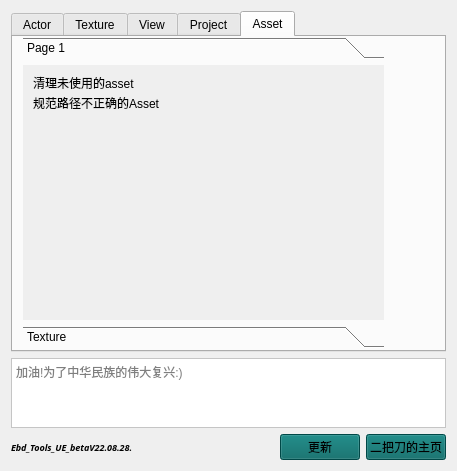
This is ui/Ebd_Tools_UE5.ui in dongpingyao/ErBaDao_Tool_UE5 as Qt 5 draws it before an edit. The edited form follows.
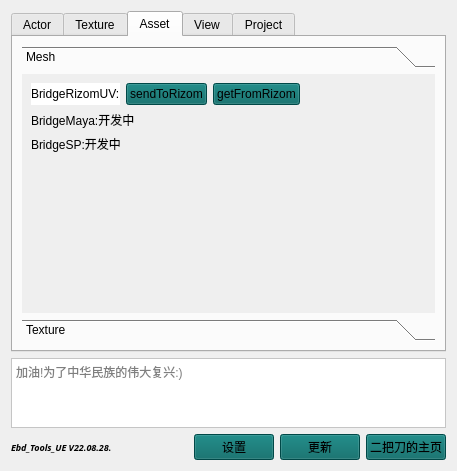
This is the edited form. The open tabs and pages were chosen to show the change.

Commit message: 添加 ue5桥接rizomUV 功能

The edit to the form file:
```diff
--- a/ui/Ebd_Tools_UE5.ui
+++ b/ui/Ebd_Tools_UE5.ui
@@ -53,11 +53,11 @@
   <property name="styleSheet">
    <string notr="true"/>
   </property>
-  <layout class="QVBoxLayout" name="verticalLayout_17" stretch="9,1">
+  <layout class="QVBoxLayout" name="verticalLayout_17" stretch="0,1">
    <item>
     <widget class="QTabWidget" name="tabWidget">
      <property name="currentIndex">
-      <number>2</number>
+      <number>0</number>
      </property>
      <widget class="QWidget" name="tab">
       <attribute name="title">
@@ -67,13 +67,13 @@
        <item>
         <widget class="QToolBox" name="toolBox">
          <property name="currentIndex">
-          <number>1</number>
+          <number>0</number>
          </property>
          <widget class="QWidget" name="page">
           <property name="geometry">
            <rect>
             <x>0</x>
-            <y>-32</y>
+            <y>0</y>
             <width>398</width>
             <height>409</height>
            </rect>
@@ -1680,15 +1680,9 @@
       <attribute name="title">
        <string>Texture</string>
       </attribute>
+      <layout class="QVBoxLayout" name="verticalLayout_24">
+       <item>
       <widget class="QToolBox" name="toolBox_2">
-       <property name="geometry">
-        <rect>
-         <x>8</x>
-         <y>10</y>
-         <width>351</width>
-         <height>311</height>
-        </rect>
-       </property>
        <property name="frameShape">
         <enum>QFrame::NoFrame</enum>
        </property>
@@ -1700,8 +1694,8 @@
          <rect>
           <x>0</x>
           <y>0</y>
-          <width>351</width>
-          <height>233</height>
+            <width>415</width>
+            <height>249</height>
          </rect>
         </property>
         <attribute name="label">
@@ -1712,12 +1706,12 @@
           <rect>
            <x>0</x>
            <y>0</y>
-           <width>111</width>
+             <width>171</width>
            <height>23</height>
           </rect>
          </property>
          <property name="text">
-          <string>先择非2次幂贴图</string>
+            <string>选择非2次幂贴图开发中</string>
          </property>
         </widget>
        </widget>
@@ -1726,42 +1720,149 @@
          <rect>
           <x>0</x>
           <y>0</y>
-          <width>351</width>
-          <height>233</height>
+            <width>415</width>
+            <height>223</height>
          </rect>
         </property>
         <attribute name="label">
          <string>通道拆合</string>
         </attribute>
        </widget>
-       <widget class="QWidget" name="page_4">
+        </widget>
+       </item>
+      </layout>
+     </widget>
+     <widget class="QWidget" name="tab_5">
+      <attribute name="title">
+       <string>Asset</string>
+      </attribute>
+      <layout class="QVBoxLayout" name="verticalLayout_25">
+       <item>
+        <widget class="QToolBox" name="toolBox_5">
+         <property name="currentIndex">
+          <number>0</number>
+         </property>
+         <widget class="QWidget" name="page_11">
         <property name="geometry">
          <rect>
           <x>0</x>
           <y>0</y>
-          <width>351</width>
-          <height>233</height>
+            <width>415</width>
+            <height>249</height>
          </rect>
         </property>
         <attribute name="label">
-         <string>Page 2</string>
-        </attribute>
-       </widget>
-      </widget>
+           <string>Mesh</string>
+          </attribute>
+          <layout class="QVBoxLayout" name="verticalLayout_23">
+           <item>
+            <layout class="QVBoxLayout" name="verticalLayout_22">
+             <item>
+              <layout class="QHBoxLayout" name="horizontalLayout_20">
+               <item>
+                <widget class="QLabel" name="label">
+                 <property name="styleSheet">
+                  <string notr="true">background-color: rgb(255, 255, 255);</string>
+                 </property>
+                 <property name="text">
+                  <string>BridgeRizomUV:</string>
+                 </property>
+                </widget>
+               </item>
+               <item>
+                <layout class="QHBoxLayout" name="horizontalLayout_19">
+                 <item>
+                  <widget class="QPushButton" name="sendToRizom_Button">
+                   <property name="styleSheet">
+                    <string notr="true">background-color: rgb(0, 101, 99);</string>
+                   </property>
+                   <property name="text">
+                    <string>sendToRizom</string>
+                   </property>
+                  </widget>
+                 </item>
+                 <item>
+                  <widget class="QPushButton" name="getFromRizom_Button">
+                   <property name="styleSheet">
+                    <string notr="true">background-color: rgb(0, 101, 99);</string>
+                   </property>
+                   <property name="text">
+                    <string>getFromRizom</string>
+                   </property>
+                  </widget>
+                 </item>
+                </layout>
+               </item>
+               <item>
+                <spacer name="horizontalSpacer_9">
+                 <property name="orientation">
+                  <enum>Qt::Horizontal</enum>
+                 </property>
+                 <property name="sizeHint" stdset="0">
+                  <size>
+                   <width>40</width>
+                   <height>20</height>
+                  </size>
+                 </property>
+                </spacer>
+               </item>
+              </layout>
+             </item>
+             <item>
+              <widget class="QLabel" name="label_2">
+               <property name="text">
+                <string>BridgeMaya:开发中</string>
+               </property>
+              </widget>
+             </item>
+             <item>
+              <widget class="QLabel" name="label_5">
+               <property name="text">
+                <string>BridgeSP:开发中</string>
+               </property>
+              </widget>
+             </item>
+             <item>
+              <spacer name="verticalSpacer_3">
+               <property name="orientation">
+                <enum>Qt::Vertical</enum>
+               </property>
+               <property name="sizeHint" stdset="0">
+                <size>
+                 <width>20</width>
+                 <height>40</height>
+                </size>
+               </property>
+              </spacer>
+             </item>
+            </layout>
+           </item>
+          </layout>
+         </widget>
+         <widget class="QWidget" name="page_12">
+          <property name="geometry">
+           <rect>
+            <x>0</x>
+            <y>0</y>
+            <width>415</width>
+            <height>249</height>
+           </rect>
+          </property>
+          <attribute name="label">
+           <string>Texture</string>
+          </attribute>
+         </widget>
+        </widget>
+       </item>
+      </layout>
      </widget>
      <widget class="QWidget" name="tab_3">
       <attribute name="title">
        <string>View</string>
       </attribute>
+      <layout class="QVBoxLayout" name="verticalLayout_26">
+       <item>
       <widget class="QToolBox" name="toolBox_3">
-       <property name="geometry">
-        <rect>
-         <x>20</x>
-         <y>10</y>
-         <width>351</width>
-         <height>311</height>
-        </rect>
-       </property>
        <property name="currentIndex">
         <number>0</number>
        </property>
@@ -1770,8 +1871,8 @@
          <rect>
           <x>0</x>
           <y>0</y>
-          <width>351</width>
-          <height>259</height>
+            <width>415</width>
+            <height>249</height>
          </rect>
         </property>
         <attribute name="label">
@@ -1844,20 +1945,16 @@
         </attribute>
        </widget>
       </widget>
+       </item>
+      </layout>
      </widget>
      <widget class="QWidget" name="tab_4">
       <attribute name="title">
        <string>Project</string>
       </attribute>
+      <layout class="QVBoxLayout" name="verticalLayout_27">
+       <item>
       <widget class="QToolBox" name="toolBox_4">
-       <property name="geometry">
-        <rect>
-         <x>8</x>
-         <y>10</y>
-         <width>351</width>
-         <height>311</height>
-        </rect>
-       </property>
        <property name="currentIndex">
         <number>0</number>
        </property>
@@ -1866,8 +1963,8 @@
          <rect>
           <x>0</x>
           <y>0</y>
-          <width>351</width>
-          <height>259</height>
+            <width>415</width>
+            <height>275</height>
          </rect>
         </property>
         <attribute name="label">
@@ -1917,90 +2014,9 @@
          </layout>
         </widget>
        </widget>
-       <widget class="QWidget" name="page_10">
-        <property name="geometry">
-         <rect>
-          <x>0</x>
-          <y>0</y>
-          <width>100</width>
-          <height>30</height>
-         </rect>
-        </property>
-        <attribute name="label">
-         <string>Page 2</string>
-        </attribute>
-       </widget>
-      </widget>
-     </widget>
-     <widget class="QWidget" name="tab_5">
-      <attribute name="title">
-       <string>Asset</string>
-      </attribute>
-      <widget class="QToolBox" name="toolBox_5">
-       <property name="geometry">
-        <rect>
-         <x>10</x>
-         <y>0</y>
-         <width>361</width>
-         <height>311</height>
-        </rect>
-       </property>
-       <property name="currentIndex">
-        <number>0</number>
-       </property>
-       <widget class="QWidget" name="page_11">
-        <property name="geometry">
-         <rect>
-          <x>0</x>
-          <y>0</y>
-          <width>361</width>
-          <height>259</height>
-         </rect>
-        </property>
-        <attribute name="label">
-         <string>Page 1</string>
-        </attribute>
-        <widget class="QLabel" name="label_55">
-         <property name="geometry">
-          <rect>
-           <x>10</x>
-           <y>10</y>
-           <width>121</width>
-           <height>16</height>
-          </rect>
-         </property>
-         <property name="text">
-          <string>清理未使用的asset</string>
-         </property>
-        </widget>
-        <widget class="QLabel" name="label_56">
-         <property name="geometry">
-          <rect>
-           <x>10</x>
-           <y>30</y>
-           <width>141</width>
-           <height>16</height>
-          </rect>
-         </property>
-         <property name="text">
-          <string>规范路径不正确的Asset</string>
-         </property>
-        </widget>
-       </widget>
-       <widget class="QWidget" name="page_12">
-        <property name="geometry">
-         <rect>
-          <x>0</x>
-          <y>0</y>
-          <width>100</width>
-          <height>30</height>
-         </rect>
-        </property>
-        <attribute name="label">
-         <string>Texture</string>
-        </attribute>
-       </widget>
-      </widget>
+        </widget>
+       </item>
+      </layout>
      </widget>
     </widget>
    </item>
@@ -2054,7 +2070,7 @@
           </font>
          </property>
          <property name="text">
-          <string>Ebd_Tools_UE_betaV22.08.28.</string>
+          <string>Ebd_Tools_UE V22.08.28.</string>
          </property>
         </widget>
        </item>
@@ -2071,6 +2087,16 @@
          </property>
         </spacer>
        </item>
+       <item>
+        <widget class="QPushButton" name="childShowButton">
+         <property name="styleSheet">
+          <string notr="true">background-color: rgb(0, 101, 99);</string>
+         </property>
+         <property name="text">
+          <string>设置</string>
+         </property>
+        </widget>
+       </item>
        <item>
         <widget class="QPushButton" name="UpdateButton">
          <property name="toolTip">
```
Left out of the diff: 670 changed lines with no effect on the pictures. Lines whose indentation alone changed are shown as unchanged. The commit also changes 6 other files.
